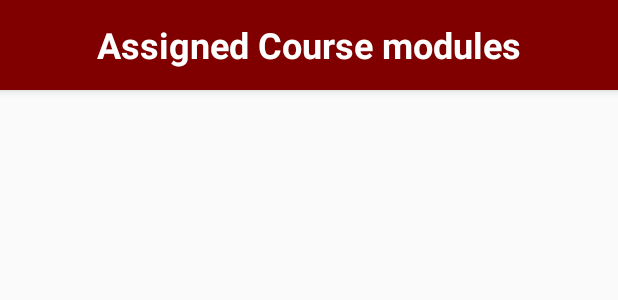
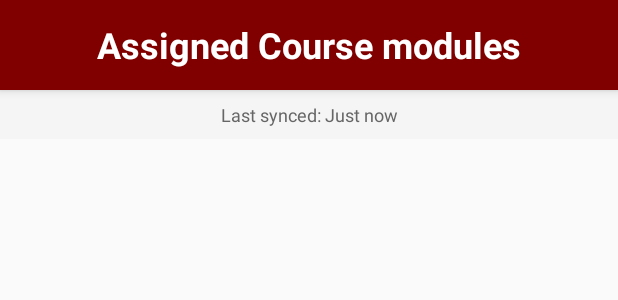
Before and after one commit to ST10372590/prog7314_universe_application, an Android app: the layout activity_course_detail.xml on its own in the app's theme, with its tools: preview values and no code run, on a phone screen of 412 x 824 dp. Shown: the top 300 px of the screen. Run offline under Robolectric (Android 15) with nearby library versions, the phone set to English and light mode, and no system bars.

Commit message:
Update activity_course_detail.xml

```diff
--- a/Universe/app/src/main/res/layout/activity_course_detail.xml
+++ b/Universe/app/src/main/res/layout/activity_course_detail.xml
@@ -17,6 +17,32 @@
         android:textStyle="bold"
         android:gravity="center"
         android:elevation="4dp"/>
+
+    <!-- Offline Indicator -->
+    <TextView
+        android:id="@+id/tvOfflineIndicator"
+        android:layout_width="match_parent"
+        android:layout_height="wrap_content"
+        android:background="#FFF59D"
+        android:padding="12dp"
+        android:text="Offline Mode - Using Cached Data"
+        android:textColor="#000"
+        android:textSize="14sp"
+        android:textStyle="bold"
+        android:gravity="center"
+        android:visibility="gone" />
+
+    <!-- Last Sync Info -->
+    <TextView
+        android:id="@+id/tvLastSync"
+        android:layout_width="match_parent"
+        android:layout_height="wrap_content"
+        android:padding="8dp"
+        android:text="Last synced: Just now"
+        android:textSize="12sp"
+        android:textColor="#666"
+        android:gravity="center"
+        android:background="#F5F5F5" />
 
     <!-- Content container -->
     <ScrollView
```
